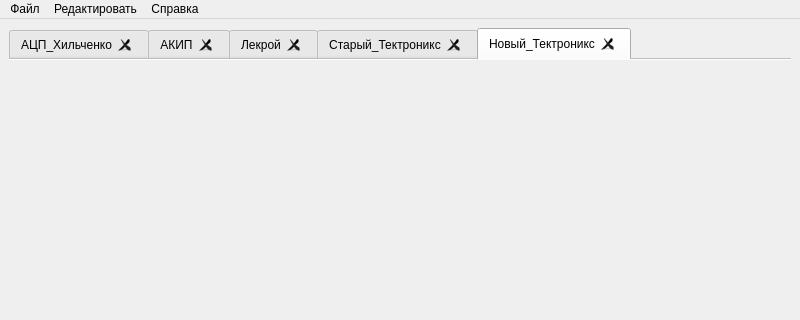
The window that ui/experimenttemplate.ui (Asmedyanov/SignalViewer_GunTeam) describes before a commit, drawn with Qt 5; both pictures show x 0 to 800 and y 0 to 320 of the 800 by 600 pixel window.
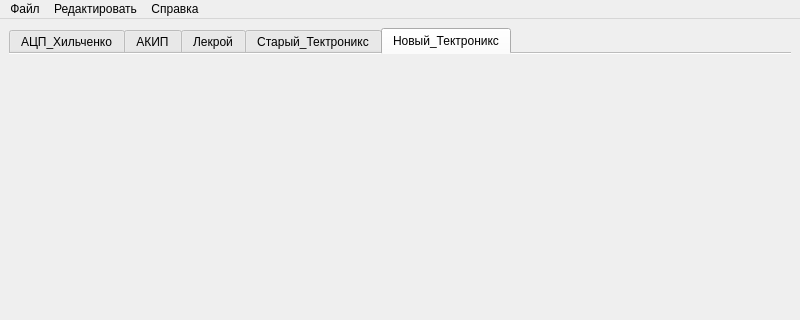
The same window after the commit.

Diff of the .ui file:
```diff
--- a/ui/experimenttemplate.ui
+++ b/ui/experimenttemplate.ui
@@ -26,10 +26,10 @@
          <bool>true</bool>
         </property>
         <property name="tabsClosable">
-         <bool>true</bool>
+         <bool>false</bool>
         </property>
         <property name="movable">
-         <bool>true</bool>
+         <bool>false</bool>
         </property>
         <property name="tabBarAutoHide">
          <bool>false</bool>
```
Left out of the diff: 6 changed lines with no effect on the pictures.
